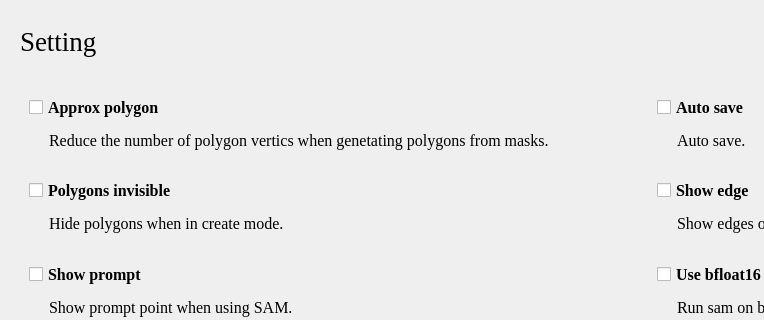
Qt form ISAT/ui/setting_dialog.ui (yatengLG/ISAT_with_segment_anything) before a commit; both pictures show x 0 to 764 and y 0 to 320 of the 1280 by 720 pixel window.
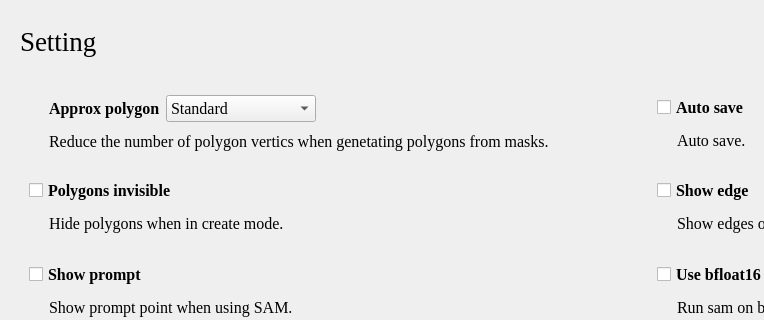
The same form after that commit.

Commit message: - 优化'简化多边形'功能   现在提供'Off'-关闭，'Fine'-精细，'Standard'-标准，'Compact'-简化，'Minimal'-极简，多个选项以适应不同标注需求。

```diff
--- a/ISAT/ui/setting_dialog.ui
+++ b/ISAT/ui/setting_dialog.ui
@@ -761,19 +761,27 @@
        <widget class="QWidget" name="widget_22" native="true">
         <layout class="QVBoxLayout" name="verticalLayout_3">
          <item>
-          <widget class="QCheckBox" name="checkBox_approx_polygon">
-           <property name="minimumSize">
-            <size>
-             <width>0</width>
-             <height>0</height>
-            </size>
-           </property>
+          <widget class="QWidget" name="widget_37" native="true">
+           <layout class="QHBoxLayout" name="horizontalLayout_22">
+            <property name="leftMargin">
+             <number>20</number>
+            </property>
+            <property name="topMargin">
+             <number>0</number>
+            </property>
+            <property name="rightMargin">
+             <number>0</number>
+            </property>
+            <property name="bottomMargin">
+             <number>0</number>
+            </property>
+            <item>
+             <widget class="QLabel" name="label_22">
            <property name="font">
             <font>
              <family>Times New Roman</family>
              <pointsize>12</pointsize>
              <weight>75</weight>
-             <italic>false</italic>
              <bold>true</bold>
              <kerning>true</kerning>
             </font>
@@ -784,6 +792,60 @@
            <property name="text">
             <string>Approx polygon</string>
            </property>
+             </widget>
+            </item>
+            <item>
+             <widget class="QComboBox" name="comboBox_approx_polygon">
+              <property name="minimumSize">
+               <size>
+                <width>150</width>
+                <height>0</height>
+               </size>
+              </property>
+              <property name="currentIndex">
+               <number>2</number>
+              </property>
+              <item>
+               <property name="text">
+                <string>Off</string>
+               </property>
+              </item>
+              <item>
+               <property name="text">
+                <string>Fine</string>
+               </property>
+              </item>
+              <item>
+               <property name="text">
+                <string>Standard</string>
+               </property>
+              </item>
+              <item>
+               <property name="text">
+                <string>Compact</string>
+               </property>
+              </item>
+              <item>
+               <property name="text">
+                <string>Minimal</string>
+               </property>
+              </item>
+             </widget>
+            </item>
+            <item>
+             <spacer name="horizontalSpacer_8">
+              <property name="orientation">
+               <enum>Qt::Horizontal</enum>
+              </property>
+              <property name="sizeHint" stdset="0">
+               <size>
+                <width>40</width>
+                <height>20</height>
+               </size>
+              </property>
+             </spacer>
+            </item>
+           </layout>
           </widget>
          </item>
          <item>
```
Left out of the diff: 3 changed lines with no effect on the pictures. Lines whose indentation alone changed are shown as unchanged. The commit also changes 4 other files.
